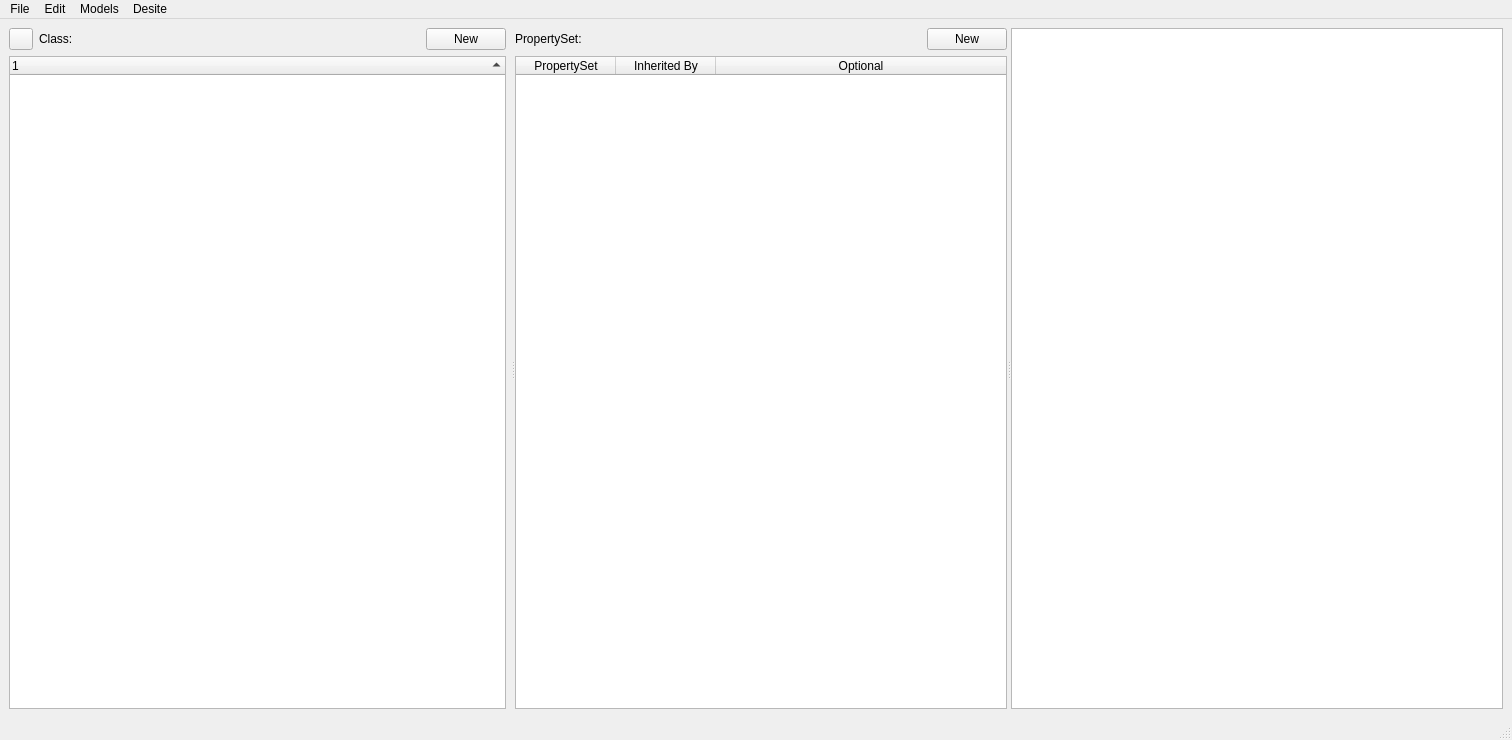
Before: the Qt Designer form som_gui/module/main_window/qt/MainWindow.ui in c-mellueh/SOM-Toolkit, drawn with Qt 5.
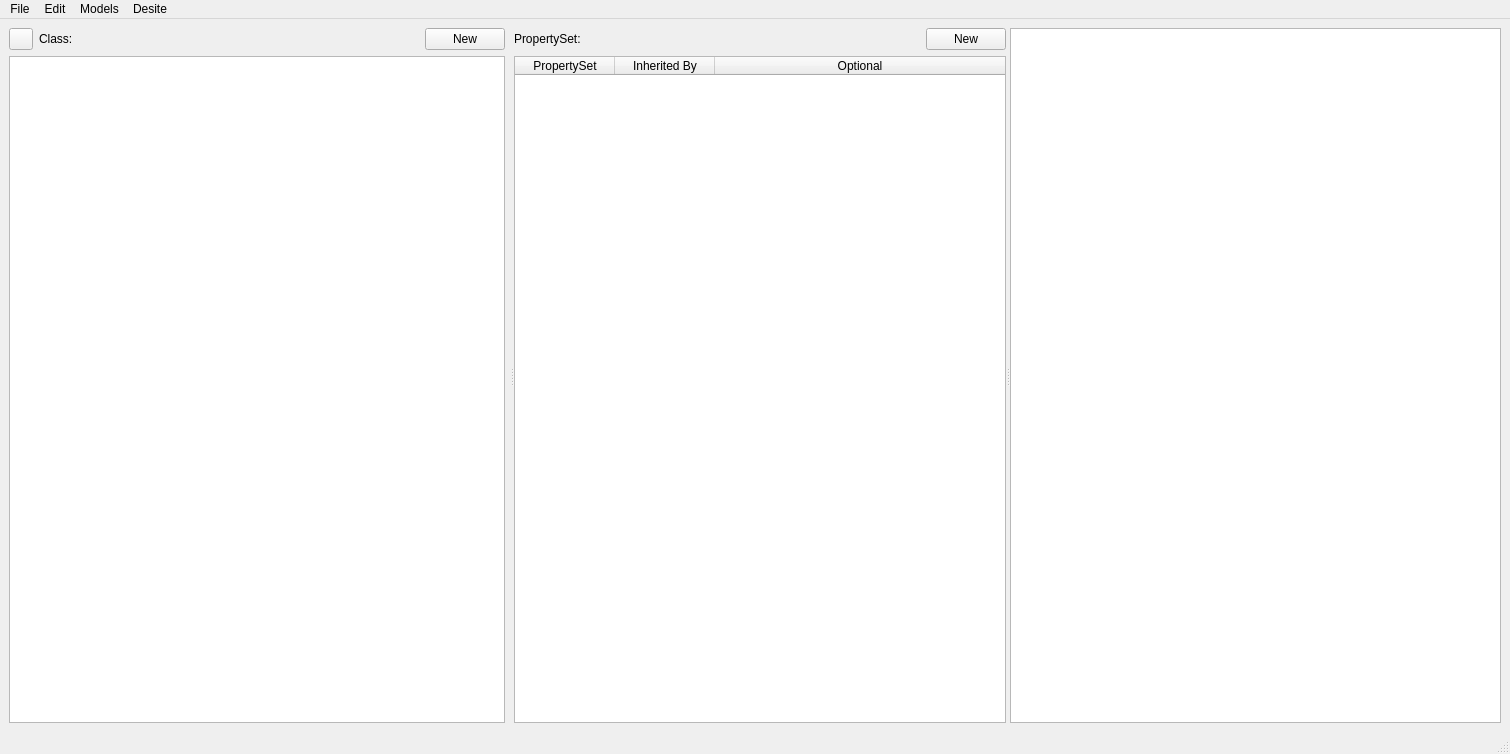
After: the same form once the commit is applied. Icons and pictures are not drawn. Custom widgets are drawn as their Qt base class.

Diff of the .ui file:
```diff
--- a/som_gui/module/main_window/qt/MainWindow.ui
+++ b/som_gui/module/main_window/qt/MainWindow.ui
@@ -6,8 +6,8 @@
    <rect>
     <x>0</x>
     <y>0</y>
-    <width>1512</width>
-    <height>740</height>
+    <width>1510</width>
+    <height>754</height>
    </rect>
   </property>
   <property name="minimumSize">
@@ -115,7 +115,7 @@
          </layout>
         </item>
         <item>
-         <widget class="ClassTreeWidget" name="tree_class">
+         <widget class="ClassView" name="tree_class">
           <property name="enabled">
            <bool>true</bool>
           </property>
@@ -149,14 +149,6 @@
           <property name="expandsOnDoubleClick">
            <bool>false</bool>
           </property>
-          <attribute name="headerShowSortIndicator" stdset="0">
-           <bool>true</bool>
-          </attribute>
-          <column>
-           <property name="text">
-            <string notr="true">1</string>
-           </property>
-          </column>
          </widget>
         </item>
        </layout>
@@ -283,7 +275,7 @@
     <rect>
      <x>0</x>
      <y>0</y>
-     <width>1512</width>
+     <width>1510</width>
      <height>33</height>
     </rect>
    </property>
@@ -326,16 +318,16 @@
   </action>
  </widget>
  <customwidgets>
+  <customwidget>
+   <class>ClassView</class>
+   <extends>QTreeView</extends>
+   <header>som_gui.module.class_tree.ui</header>
+  </customwidget>
   <customwidget>
    <class>PropertyTable</class>
    <extends>QTableWidget</extends>
    <header>som_gui.module.property_table.ui</header>
   </customwidget>
-  <customwidget>
-   <class>ClassTreeWidget</class>
-   <extends>QTreeWidget</extends>
-   <header>som_gui.module.class_tree.ui</header>
-  </customwidget>
   <customwidget>
    <class>PsetTableWidget</class>
    <extends>QTableWidget</extends>
```
